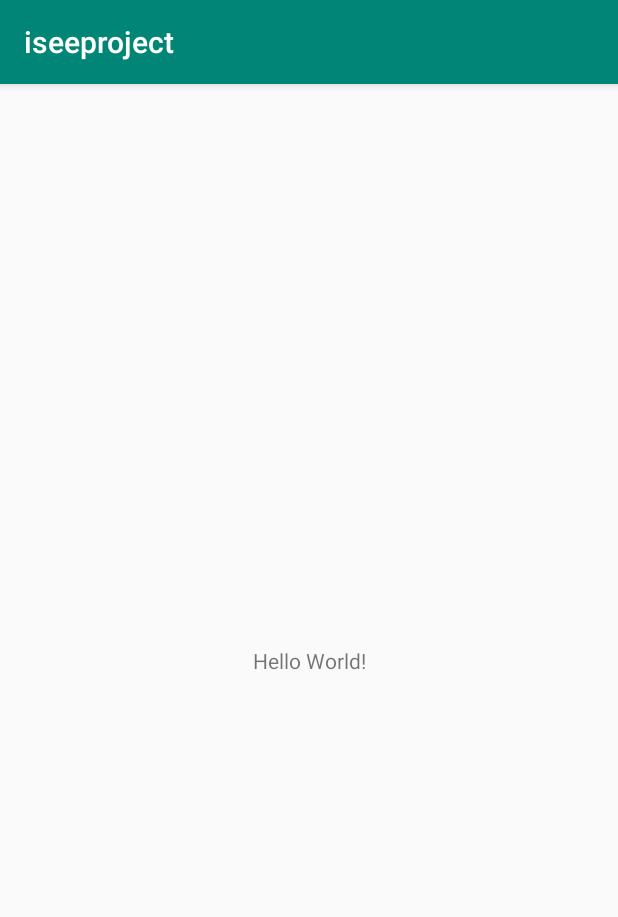
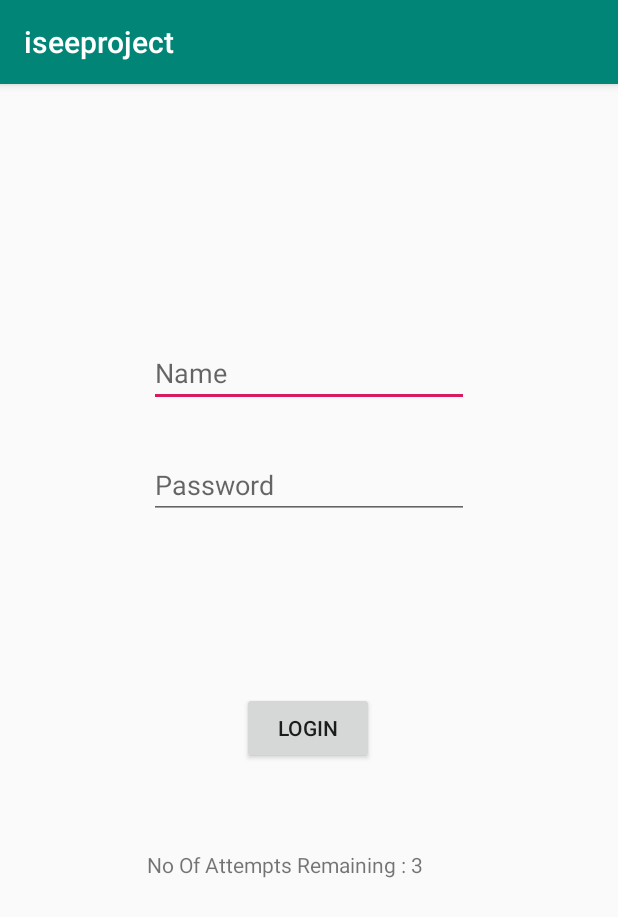
Before and after one commit to ktheodora/SmartBucksApp, an Android app: the screen it shows after launch (MainActivity), on a phone screen of 412 x 824 dp. Shown: the top 917 px of the screen. Run offline under Robolectric (Android 15) with nearby library versions, the phone set to English and light mode, and no system bars.

Commit message:
Login page Home page initial

```diff
--- a/iseeproject/app/src/main/AndroidManifest.xml
+++ b/iseeproject/app/src/main/AndroidManifest.xml
@@ -9,6 +9,7 @@
         android:roundIcon="@mipmap/ic_launcher_round"
         android:supportsRtl="true"
         android:theme="@style/AppTheme">
+        <activity android:name=".HomePage"></activity>
         <activity android:name=".MainActivity">
             <intent-filter>
                 <action android:name="android.intent.action.MAIN" />
--- a/iseeproject/app/src/main/java/com/example/iseeproject/MainActivity.java
+++ b/iseeproject/app/src/main/java/com/example/iseeproject/MainActivity.java
@@ -1,13 +1,67 @@
 package com.example.iseeproject;
 
+import android.annotation.SuppressLint;
+import android.content.Intent;
 import android.support.v7.app.AppCompatActivity;
 import android.os.Bundle;
+import android.view.View;
+import android.widget.Button;
+import android.widget.EditText;
+import android.widget.TextView;
 
 public class MainActivity extends AppCompatActivity {
 
+    private EditText Name;
+    private EditText Password;
+    private TextView info;
+    private Button   login;
+    private int counter = 3;
+
+
+    @SuppressLint("SetTextI18n")
     @Override
     protected void onCreate(Bundle savedInstanceState) {
         super.onCreate(savedInstanceState);
         setContentView(R.layout.activity_main);
+
+
+        Name = (EditText)findViewById(R.id.etName);
+        Password = (EditText)findViewById(R.id.etPassword);
+        info = (TextView) findViewById(R.id.tvinfo);
+        login = (Button)findViewById(R.id.btnLogin);
+
+        info.setText("No Of Attempts Remaining : 3");
+        //method will  be working when button is clicked
+        login.setOnClickListener(new View.OnClickListener() {
+            @Override
+            public void onClick(View v) {
+                //SINCE NAME IS EDIT TEXT USER WILL  get whatever is entered through getText and
+                // then it is converted to String same done for password
+                validate(Name.getText().toString(),Password.getText().toString() );
+            }
+        });
+
+    }
+
+    private void validate(String userName, String userPassword)
+    {
+        if( (userName.equals("Admin")) && (userPassword.equals("1234")) )
+        {   //Switching from one Activity to another
+            Intent intent = new Intent(MainActivity.this, HomePage.class);
+            startActivity(intent);
+
+        }
+
+        else{
+            counter-=1;
+            String temp = "No of attempts is : ";
+            temp += Integer.toString(counter);
+            info.setText(temp);
+
+            if(counter == 0)
+            {
+                login.setEnabled(false); //Disabling the button
+            }
+        }
     }
 }
--- a/iseeproject/app/src/main/res/layout/activity_main.xml
+++ b/iseeproject/app/src/main/res/layout/activity_main.xml
@@ -6,13 +6,69 @@
     android:layout_height="match_parent"
     tools:context=".MainActivity">
 
-    <TextView
+    <EditText
+        android:id="@+id/etName"
         android:layout_width="wrap_content"
         android:layout_height="wrap_content"
-        android:text="Hello World!"
+        android:layout_marginStart="8dp"
+        android:layout_marginTop="8dp"
+        android:layout_marginEnd="8dp"
+        android:layout_marginBottom="8dp"
+        android:ems="10"
+        android:hint="Name"
+        android:inputType="textPersonName"
         app:layout_constraintBottom_toBottomOf="parent"
-        app:layout_constraintLeft_toLeftOf="parent"
-        app:layout_constraintRight_toRightOf="parent"
-        app:layout_constraintTop_toTopOf="parent" />
+        app:layout_constraintEnd_toEndOf="parent"
+        app:layout_constraintStart_toStartOf="parent"
+        app:layout_constraintTop_toTopOf="parent"
+        app:layout_constraintVertical_bias="0.229" />
+
+    <EditText
+        android:id="@+id/etPassword"
+        android:layout_width="wrap_content"
+        android:layout_height="wrap_content"
+        android:layout_marginStart="8dp"
+        android:layout_marginTop="8dp"
+        android:layout_marginEnd="8dp"
+        android:layout_marginBottom="8dp"
+        android:ems="10"
+        android:hint="Password"
+        android:inputType="textPassword"
+        app:layout_constraintBottom_toBottomOf="parent"
+        app:layout_constraintEnd_toEndOf="parent"
+        app:layout_constraintStart_toStartOf="parent"
+        app:layout_constraintTop_toBottomOf="@+id/etName"
+        app:layout_constraintVertical_bias="0.043" />
+
+    <Button
+        android:id="@+id/btnLogin"
+        android:layout_width="wrap_content"
+        android:layout_height="wrap_content"
+        android:layout_marginStart="8dp"
+        android:layout_marginTop="8dp"
+        android:layout_marginEnd="8dp"
+        android:layout_marginBottom="8dp"
+        android:text="Login"
+        app:layout_constraintBottom_toBottomOf="parent"
+        app:layout_constraintEnd_toEndOf="parent"
+        app:layout_constraintHorizontal_bias="0.498"
+        app:layout_constraintStart_toStartOf="parent"
+        app:layout_constraintTop_toBottomOf="@+id/etPassword"
+        app:layout_constraintVertical_bias="0.26" />
+
+    <TextView
+        android:id="@+id/tvinfo"
+        android:layout_width="228dp"
+        android:layout_height="39dp"
+        android:layout_marginStart="8dp"
+        android:layout_marginTop="8dp"
+        android:layout_marginEnd="8dp"
+        android:layout_marginBottom="8dp"
+        app:layout_constraintBottom_toBottomOf="parent"
+        app:layout_constraintEnd_toEndOf="parent"
+        app:layout_constraintHorizontal_bias="0.537"
+        app:layout_constraintStart_toStartOf="parent"
+        app:layout_constraintTop_toBottomOf="@+id/btnLogin"
+        app:layout_constraintVertical_bias="0.19" />
 
 </android.support.constraint.ConstraintLayout>
```
Also changed, not shown: iseeproject/app/src/main/java/com/example/iseeproject/HomePage.java (added, +13 -0 lines), iseeproject/app/src/main/res/layout/activity_home_page.xml (added, +22 -0 lines).
